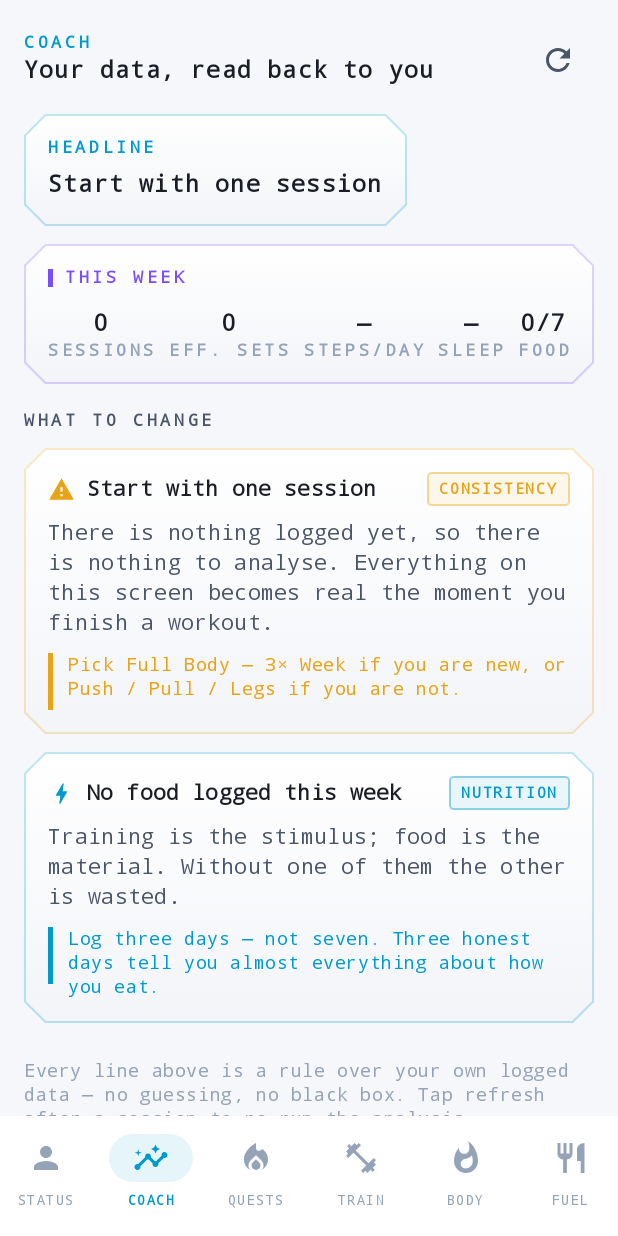
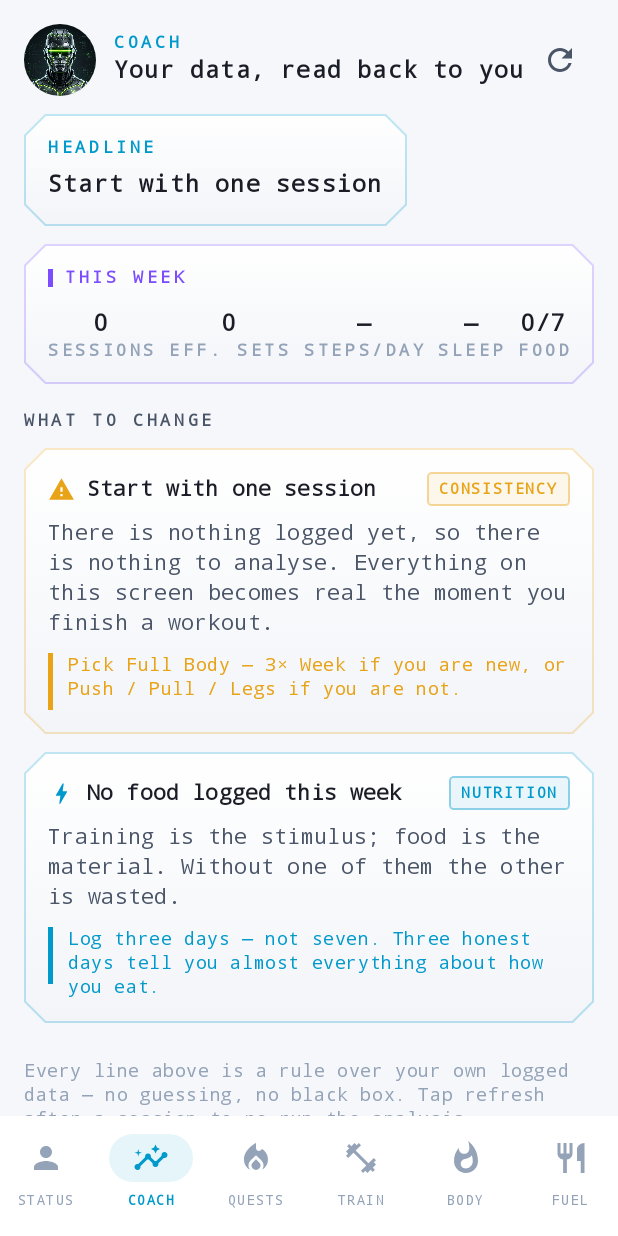
Before and after one commit to slaks37/spark-gym, an Android app built with Jetpack Compose: the CoachScreen screen opened through its navigation route, on a phone screen of 412 x 824 dp. Run offline under Robolectric (Android 15) with nearby library versions, the light colour scheme and no system bars; our stand-ins replace Room's generated code.

Commit message:
feat: use generated images for UI (badges and ai coach)

```diff
--- a/app/src/main/java/com/sparkgym/ui/coach/CoachScreen.kt
+++ b/app/src/main/java/com/sparkgym/ui/coach/CoachScreen.kt
@@ -31,7 +31,12 @@ import androidx.compose.ui.Alignment
 import androidx.compose.ui.Modifier
 import androidx.compose.ui.graphics.Color
 import androidx.compose.ui.unit.dp
+import androidx.compose.foundation.Image
+import androidx.compose.ui.res.painterResource
+import androidx.compose.ui.draw.clip
+import androidx.compose.foundation.shape.CircleShape
 import androidx.lifecycle.compose.collectAsStateWithLifecycle
+import com.sparkgym.R
 import com.sparkgym.core.design.SegmentedBar
 import com.sparkgym.core.design.SparkColors
 import com.sparkgym.core.design.SystemChip
@@ -55,6 +60,15 @@ fun CoachScreen(viewModel: CoachViewModel) {
                 horizontalArrangement = Arrangement.SpaceBetween,
                 verticalAlignment = Alignment.CenterVertically
             ) {
+                Row(verticalAlignment = Alignment.CenterVertically) {
+                    Image(
+                        painter = painterResource(id = R.drawable.ai_coach_avatar),
+                        contentDescription = "AI Coach Avatar",
+                        modifier = Modifier
+                            .size(48.dp)
+                            .clip(CircleShape)
+                    )
+                    Spacer(Modifier.width(12.dp))
                     Column {
                         Text("COACH", style = SystemLabel.copy(color = SparkColors.Cyan))
                         Text(
@@ -62,6 +76,7 @@ fun CoachScreen(viewModel: CoachViewModel) {
                             style = MaterialTheme.typography.titleMedium,
                             color = SparkColors.TextPrimary
                         )
+                    }
                 }
                 IconButton(onClick = viewModel::refresh) {
                     Icon(Icons.Filled.Refresh, "Re-analyse", tint = SparkColors.TextSecondary)
```
Also changed, not shown: app/src/main/java/com/sparkgym/ui/hunter/AchievementsScreen.kt (+24 -6 lines). Lines whose indentation alone changed are shown as unchanged.
